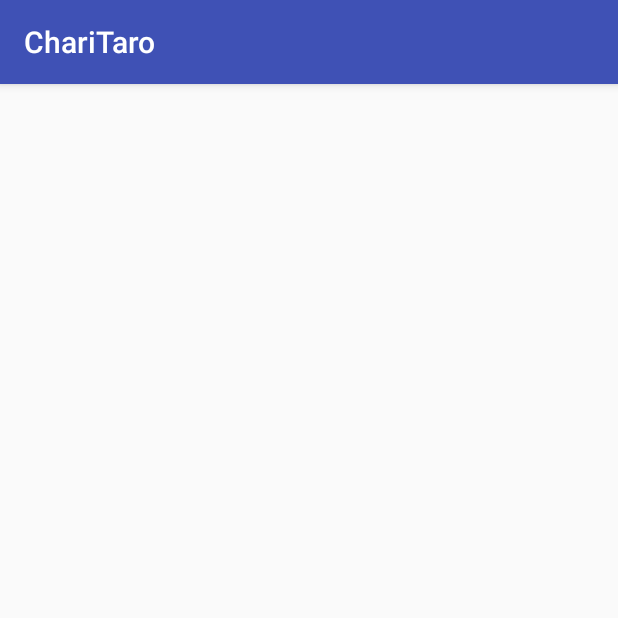
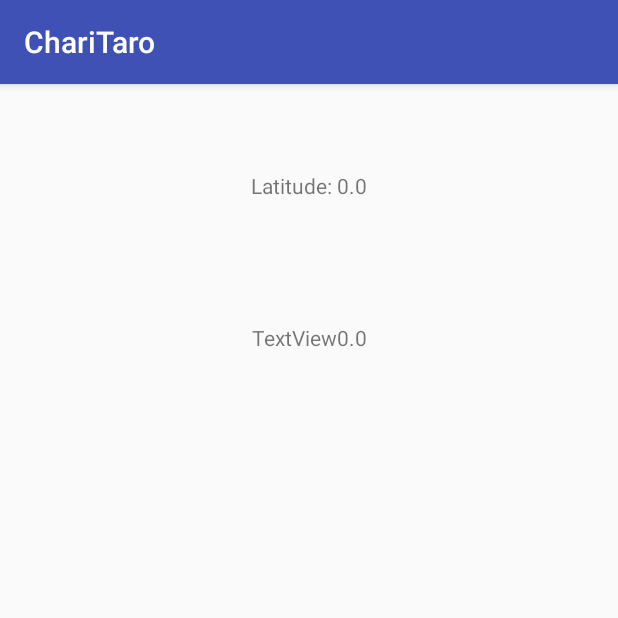
Before and after one commit to shun-shun123/ChariTaro, an Android app: the SearchActivity screen opened directly, with no data from a screen before it, on a phone screen of 412 x 824 dp, the top half of it. Run offline under Robolectric (Android 15) with nearby library versions, the phone set to English and light mode, and no system bars.

Commit message:
:lipstick:緯度経度をチェックするレイアウトに変更

```diff
--- a/app/src/main/res/layout/activity_search.xml
+++ b/app/src/main/res/layout/activity_search.xml
@@ -6,4 +6,23 @@
     android:layout_height="match_parent"
     tools:context=".SearchActivity">
 
+    <TextView
+        android:id="@+id/latitude"
+        android:layout_width="wrap_content"
+        android:layout_height="wrap_content"
+        android:layout_marginTop="58dp"
+        android:text="Latitude: "
+        app:layout_constraintEnd_toEndOf="parent"
+        app:layout_constraintStart_toStartOf="parent"
+        app:layout_constraintTop_toTopOf="parent" />
+
+    <TextView
+        android:id="@+id/longitude"
+        android:layout_width="wrap_content"
+        android:layout_height="wrap_content"
+        android:layout_marginTop="82dp"
+        android:text="TextView"
+        app:layout_constraintEnd_toEndOf="parent"
+        app:layout_constraintStart_toStartOf="parent"
+        app:layout_constraintTop_toBottomOf="@+id/latitude" />
 </android.support.constraint.ConstraintLayout>
```
